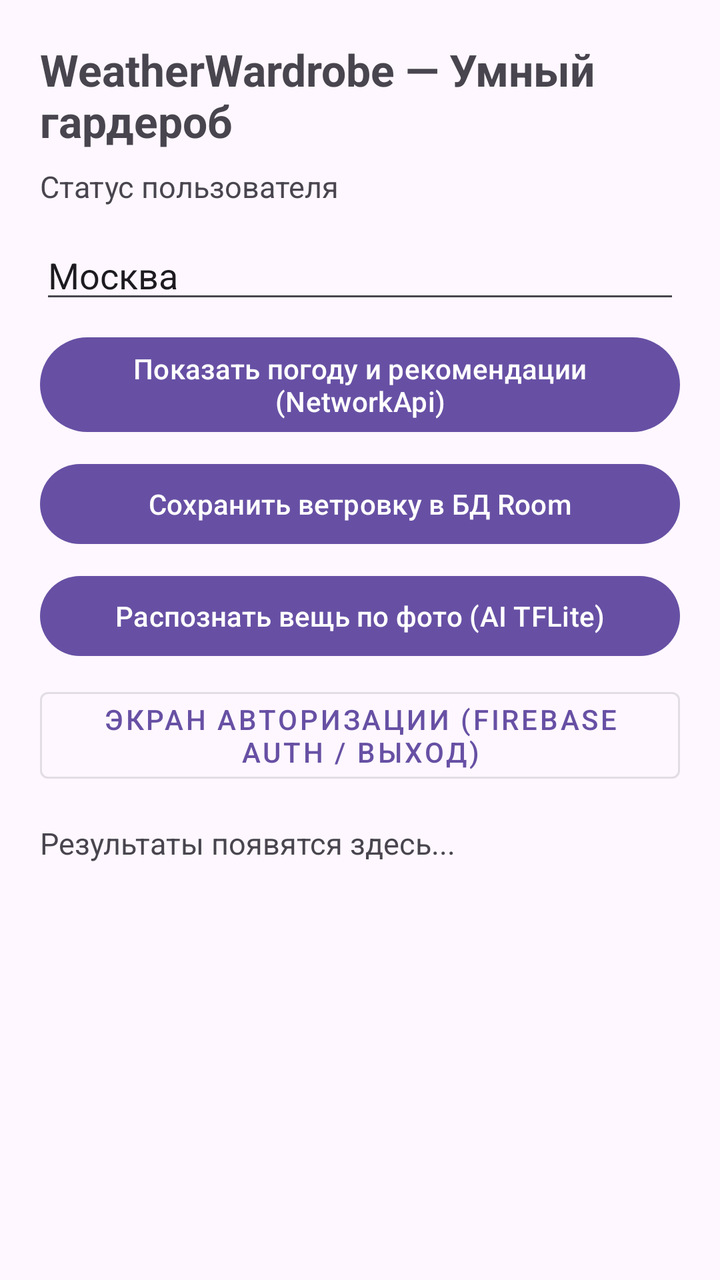
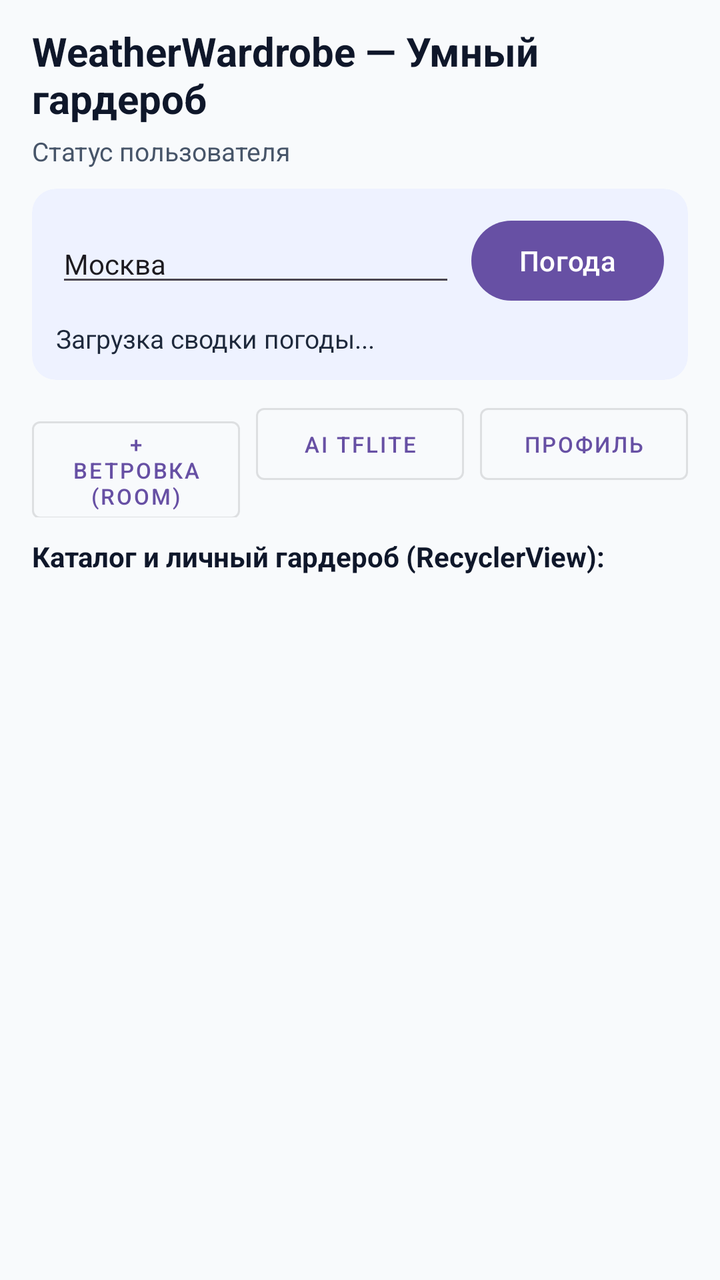

Screens rendered from an Android XML layout before and after an edit, with the pre-edit source and the edit as a unified diff.
<!-- AndroidManifest.xml: application theme Theme.WeatherWardrobe -->
<!-- res/layout/activity_main.xml -->
<?xml version="1.0" encoding="utf-8"?>
<ScrollView xmlns:android="http://schemas.android.com/apk/res/android"
    android:layout_width="match_parent"
    android:layout_height="match_parent"
    android:fillViewport="true">

    <LinearLayout
        android:layout_width="match_parent"
        android:layout_height="wrap_content"
        android:orientation="vertical"
        android:padding="20dp">

        <TextView
            android:id="@+id/textViewTitle"
            android:layout_width="match_parent"
            android:layout_height="wrap_content"
            android:text="WeatherWardrobe — Умный гардероб"
            android:textSize="22sp"
            android:textStyle="bold" />

        <TextView
            android:id="@+id/textViewUserStatus"
            android:layout_width="match_parent"
            android:layout_height="wrap_content"
            android:layout_marginTop="8dp"
            android:text="Статус пользователя"
            android:textSize="15sp" />

        <EditText
            android:id="@+id/editTextCity"
            android:layout_width="match_parent"
            android:layout_height="wrap_content"
            android:layout_marginTop="12dp"
            android:hint="Введите город (Москва, Сочи, Новосибирск)"
            android:inputType="textCapWords"
            android:text="Москва" />

        <Button
            android:id="@+id/buttonLoadWeather"
            android:layout_width="match_parent"
            android:layout_height="wrap_content"
            android:layout_marginTop="8dp"
            android:text="Показать погоду и рекомендации (NetworkApi)" />

        <Button
            android:id="@+id/buttonSaveWardrobe"
            android:layout_width="match_parent"
            android:layout_height="wrap_content"
            android:layout_marginTop="8dp"
            android:text="Сохранить ветровку в БД Room" />

        <Button
            android:id="@+id/buttonRecognizePhoto"
            android:layout_width="match_parent"
            android:layout_height="wrap_content"
            android:layout_marginTop="8dp"
            android:text="Распознать вещь по фото (AI TFLite)" />

        <Button
            android:id="@+id/buttonBackToAuth"
            style="@style/Widget.MaterialComponents.Button.OutlinedButton"
            android:layout_width="match_parent"
            android:layout_height="wrap_content"
            android:layout_marginTop="8dp"
            android:text="Экран авторизации (Firebase Auth / Выход)" />

        <TextView
            android:id="@+id/textViewOutput"
            android:layout_width="match_parent"
            android:layout_height="wrap_content"
            android:layout_marginTop="16dp"
            android:lineSpacingExtra="4dp"
            android:text="Результаты появятся здесь..."
            android:textSize="15sp" />

    </LinearLayout>
</ScrollView>
<!-- resources referenced by this layout -->
<resources>
  <style name="Theme.WeatherWardrobe" parent="Base.Theme.WeatherWardrobe" />
  <style name="Base.Theme.WeatherWardrobe" parent="Theme.Material3.DayNight.NoActionBar">
      </style>
</resources>

<!-- the commit's change to res/layout/activity_main.xml (unified diff, before → after) -->
@@ -1,77 +1,136 @@
 <?xml version="1.0" encoding="utf-8"?>
-<ScrollView xmlns:android="http://schemas.android.com/apk/res/android"
+<LinearLayout xmlns:android="http://schemas.android.com/apk/res/android"
+    xmlns:app="http://schemas.android.com/apk/res-auto"
     android:layout_width="match_parent"
     android:layout_height="match_parent"
-    android:fillViewport="true">
+    android:background="#F8FAFC"
+    android:fitsSystemWindows="true"
+    android:orientation="vertical"
+    android:paddingHorizontal="16dp"
+    android:paddingTop="12dp"
+    android:paddingBottom="8dp">
+
+    <TextView
+        android:id="@+id/textViewTitle"
+        android:layout_width="match_parent"
+        android:layout_height="wrap_content"
+        android:text="WeatherWardrobe — Умный гардероб"
+        android:textColor="#0F172A"
+        android:textSize="20sp"
+        android:textStyle="bold" />
+
+    <TextView
+        android:id="@+id/textViewUserStatus"
+        android:layout_width="match_parent"
+        android:layout_height="wrap_content"
+        android:layout_marginTop="4dp"
+        android:text="Статус пользователя"
+        android:textColor="#475569"
+        android:textSize="13sp" />
+
+    <androidx.cardview.widget.CardView
+        android:layout_width="match_parent"
+        android:layout_height="wrap_content"
+        android:layout_marginTop="10dp"
+        app:cardBackgroundColor="#EEF2FF"
+        app:cardCornerRadius="12dp"
+        app:cardElevation="0dp">
+
+        <LinearLayout
+            android:layout_width="match_parent"
+            android:layout_height="wrap_content"
+            android:orientation="vertical"
+            android:padding="12dp">
+
+            <LinearLayout
+                android:layout_width="match_parent"
+                android:layout_height="wrap_content"
+                android:gravity="center_vertical"
+                android:orientation="horizontal">
+
+                <EditText
+                    android:id="@+id/editTextCity"
+                    android:layout_width="0dp"
+                    android:layout_height="wrap_content"
+                    android:layout_weight="1"
+                    android:hint="Город (Москва, Сочи, Новосибирск)"
+                    android:inputType="textCapWords"
+                    android:text="Москва"
+                    android:textSize="14sp" />
+
+                <Button
+                    android:id="@+id/buttonLoadWeather"
+                    android:layout_width="wrap_content"
+                    android:layout_height="wrap_content"
+                    android:layout_marginStart="8dp"
+                    android:text="Погода" />
+            </LinearLayout>
+
+            <TextView
+                android:id="@+id/textViewOutput"
+                android:layout_width="match_parent"
+                android:layout_height="wrap_content"
+                android:layout_marginTop="6dp"
+                android:text="Загрузка сводки погоды..."
+                android:textColor="#1E293B"
+                android:textSize="13sp" />
+        </LinearLayout>
+    </androidx.cardview.widget.CardView>
 
     <LinearLayout
         android:layout_width="match_parent"
         android:layout_height="wrap_content"
-        android:orientation="vertical"
-        android:padding="20dp">
-
-        <TextView
-            android:id="@+id/textViewTitle"
-            android:layout_width="match_parent"
-            android:layout_height="wrap_content"
-            android:text="WeatherWardrobe — Умный гардероб"
-            android:textSize="22sp"
-            android:textStyle="bold" />
-
-        <TextView
-            android:id="@+id/textViewUserStatus"
-            android:layout_width="match_parent"
-            android:layout_height="wrap_content"
-            android:layout_marginTop="8dp"
-            android:text="Статус пользователя"
-            android:textSize="15sp" />
-
-        <EditText
-            android:id="@+id/editTextCity"
-            android:layout_width="match_parent"
-            android:layout_height="wrap_content"
-            android:layout_marginTop="12dp"
-            android:hint="Введите город (Москва, Сочи, Новосибирск)"
-            android:inputType="textCapWords"
-            android:text="Москва" />
-
-        <Button
-            android:id="@+id/buttonLoadWeather"
-            android:layout_width="match_parent"
-            android:layout_height="wrap_content"
-            android:layout_marginTop="8dp"
-            android:text="Показать погоду и рекомендации (NetworkApi)" />
+        android:layout_marginTop="8dp"
+        android:orientation="horizontal">
 
         <Button
             android:id="@+id/buttonSaveWardrobe"
-            android:layout_width="match_parent"
+            style="@style/Widget.MaterialComponents.Button.OutlinedButton"
+            android:layout_width="0dp"
             android:layout_height="wrap_content"
-            android:layout_marginTop="8dp"
-            android:text="Сохранить ветровку в БД Room" />
+            android:layout_marginEnd="4dp"
+            android:layout_weight="1"
+            android:text="+ Ветровка (Room)"
+            android:textSize="11sp" />
 
         <Button
             android:id="@+id/buttonRecognizePhoto"
-            android:layout_width="match_parent"
+            style="@style/Widget.MaterialComponents.Button.OutlinedButton"
+            android:layout_width="0dp"
             android:layout_height="wrap_content"
-            android:layout_marginTop="8dp"
-            android:text="Распознать вещь по фото (AI TFLite)" />
+            android:layout_marginHorizontal="4dp"
+            android:layout_weight="1"
+            android:text="AI TFLite"
+            android:textSize="11sp" />
 
         <Button
             android:id="@+id/buttonBackToAuth"
             style="@style/Widget.MaterialComponents.Button.OutlinedButton"
-            android:layout_width="match_parent"
+            android:layout_width="0dp"
             android:layout_height="wrap_content"
-            android:layout_marginTop="8dp"
-            android:text="Экран авторизации (Firebase Auth / Выход)" />
+            android:layout_marginStart="4dp"
+            android:layout_weight="1"
+            android:text="Профиль"
+            android:textSize="11sp" />
+    </LinearLayout>
 
-        <TextView
-            android:id="@+id/textViewOutput"
-            android:layout_width="match_parent"
-            android:layout_height="wrap_content"
-            android:layout_marginTop="16dp"
-            android:lineSpacingExtra="4dp"
-            android:text="Результаты появятся здесь..."
-            android:textSize="15sp" />
+    <TextView
+        android:id="@+id/textViewListHeader"
+        android:layout_width="match_parent"
+        android:layout_height="wrap_content"
+        android:layout_marginTop="10dp"
+        android:layout_marginBottom="4dp"
+        android:text="Каталог и личный гардероб (RecyclerView):"
+        android:textColor="#0F172A"
+        android:textSize="14sp"
+        android:textStyle="bold" />
 
-    </LinearLayout>
-</ScrollView>
+    <androidx.recyclerview.widget.RecyclerView
+        android:id="@+id/recyclerViewClothing"
+        android:layout_width="match_parent"
+        android:layout_height="0dp"
+        android:layout_weight="1"
+        android:clipToPadding="false"
+        android:paddingBottom="8dp" />
+
+</LinearLayout>
